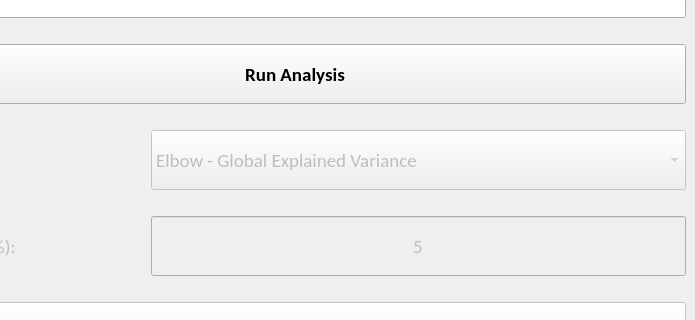
Old version of the form EEG_COMET/ui/OptimizerVisualizationWindow.ui in the repository eeg-comet/eeg-comet; both pictures show x 105 to 800 and y 379 to 699 of the 800 by 800 pixel window.
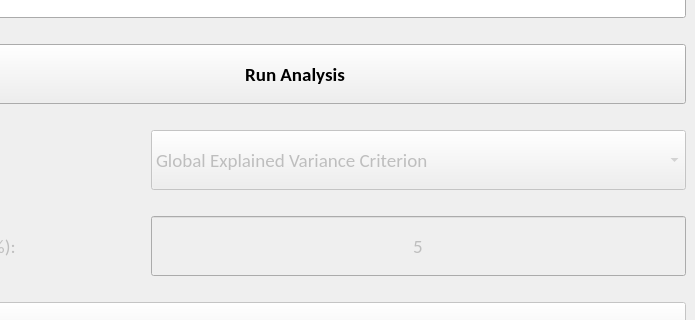
New version of the form.

Patch:
```diff
--- a/EEG_COMET/ui/OptimizerVisualizationWindow.ui
+++ b/EEG_COMET/ui/OptimizerVisualizationWindow.ui
@@ -416,7 +416,7 @@
       </property>
       <item>
        <property name="text">
-        <string>Elbow - Global Explained Variance</string>
+        <string>Global Explained Variance Criterion</string>
        </property>
       </item>
       <item>
```
Left out of the diff: 21 changed lines with no effect on the pictures.
